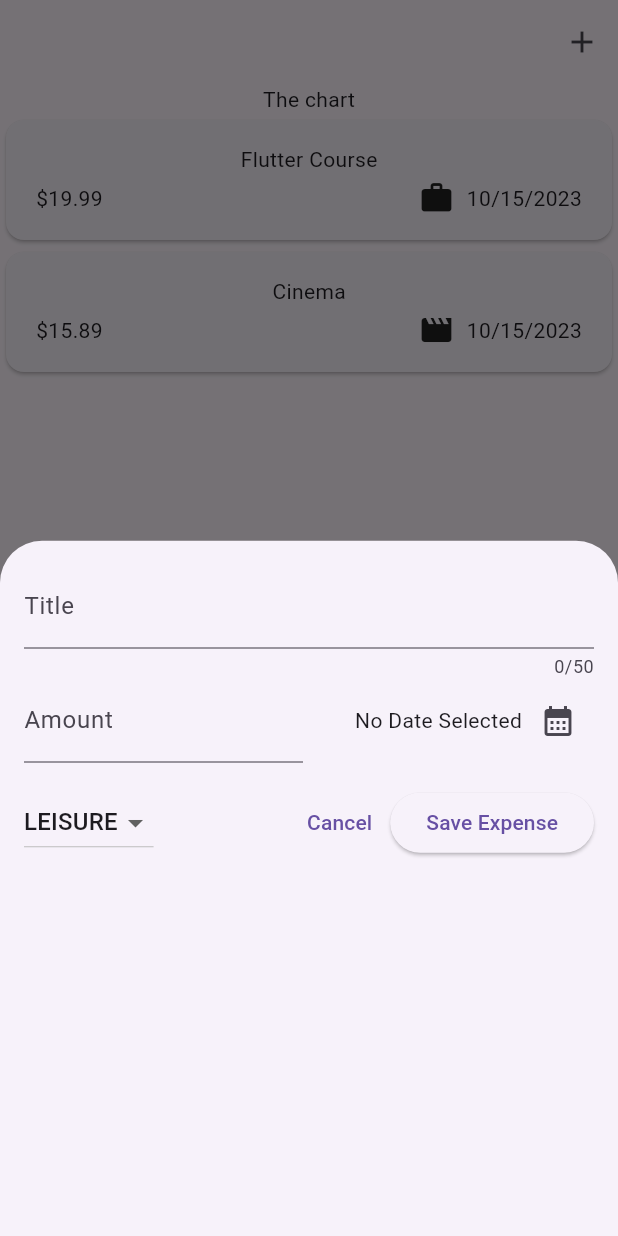
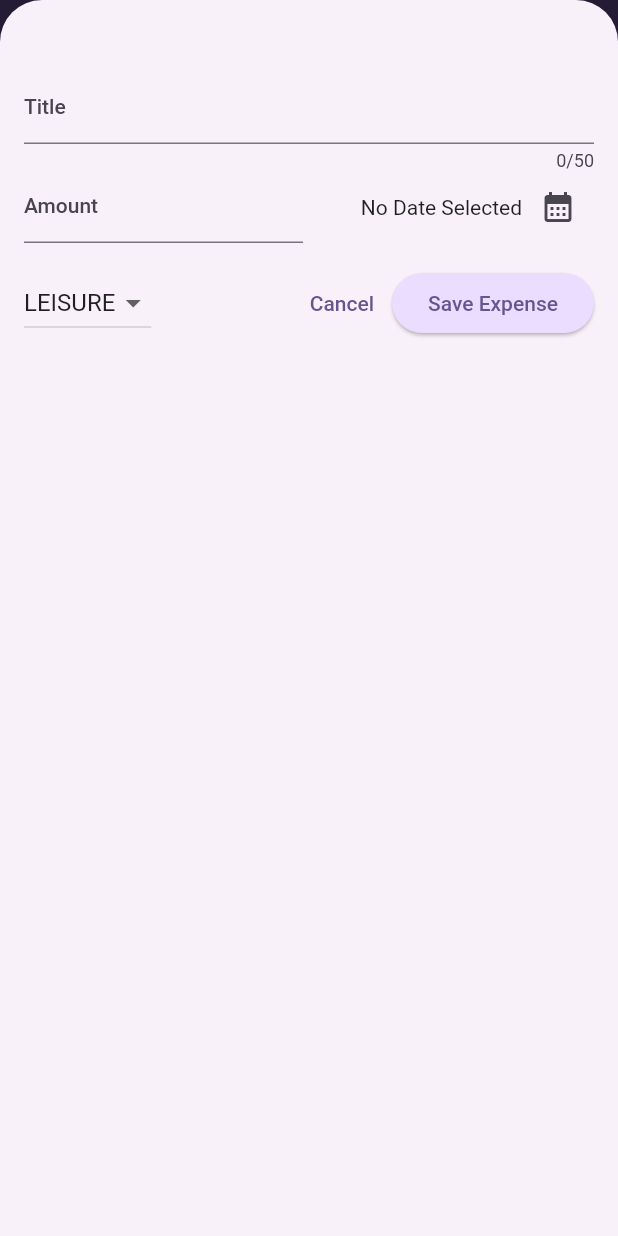
Before and after one commit to YuriOda/expense_tracker, a Flutter app: the screen it shows after launch, after a tap on the "add" icon, on a phone screen of 412 x 824 dp. Run offline on Flutter 3.47's test engine with Material 2 defaults, Android fonts, the phone set to English and light mode, and no system bars.

Commit message:
add theme

```diff
--- a/lib/main.dart
+++ b/lib/main.dart
@@ -1,10 +1,36 @@
 import 'package:flutter/material.dart';
 import 'package:expense_tracker/widgets/expenses.dart';
+
+var kColorScheme = ColorScheme.fromSeed(seedColor: Colors.deepPurple);
 
 void main() {
   runApp(
     MaterialApp(
-      theme: ThemeData(useMaterial3: true),
+      // theme: ThemeData(useMaterial3: true),
+      theme: ThemeData().copyWith(
+        useMaterial3: true,
+        // scaffoldBackgroundColor: Color.fromARGB(255, 185, 205, 210)),
+        colorScheme: kColorScheme,
+        appBarTheme: const AppBarTheme().copyWith(
+          backgroundColor: kColorScheme.onPrimaryContainer,
+          foregroundColor: kColorScheme.primaryContainer,
+        ),
+        cardTheme: const CardTheme().copyWith(
+          color: kColorScheme.secondaryContainer,
+          margin: const EdgeInsets.symmetric(horizontal: 16, vertical: 8),
+        ),
+        elevatedButtonTheme: ElevatedButtonThemeData(
+          style: ElevatedButton.styleFrom(
+              backgroundColor: kColorScheme.primaryContainer),
+        ),
+        textTheme: ThemeData().textTheme.copyWith(
+              titleLarge: TextStyle(
+                fontWeight: FontWeight.normal,
+                color: kColorScheme.onSecondaryContainer,
+                fontSize: 14,
+              ),
+            ),
+      ),
       home: const Expenses(),
     ),
   );
--- a/lib/widgets/expenses.dart
+++ b/lib/widgets/expenses.dart
@@ -27,17 +27,53 @@ class _ExpensesState extends State<Expenses> {
         category: Category.leisure)
   ];
 
+  void _addExpense(Expense expense) {
+    setState(() {
+      _registeredExpenses.add(expense);
+    });
+  }
+
+  void _removeExpense(Expense expense) {
+    final expenseIndex = _registeredExpenses.indexOf(expense);
+    setState(() {
+      _registeredExpenses.remove(expense);
+    });
+
+    ScaffoldMessenger.of(context).clearSnackBars();
+    ScaffoldMessenger.of(context).showSnackBar(SnackBar(
+      duration: const Duration(seconds: 3),
+      content: const Text("Expense deleted."),
+      action: SnackBarAction(
+        label: "Undo",
+        onPressed: () {
+          setState(() {
+            _registeredExpenses.insert(expenseIndex, expense);
+          });
+        },
+      ),
+    ));
+  }
+
   void _openAddExpenseOverlay() {
     showModalBottomSheet(
+        // isScrollControlledでモーダルの高さをフルスクリーンにする
+        isScrollControlled: true,
         context: context,
-        builder: (ctx) {
-          return const NewExpense();
-        });
+        builder: (ctx) => NewExpense(onAddExpense: _addExpense));
   }
 
   // ショートカット：build
   @override
   Widget build(BuildContext context) {
+    Widget mainContent = const Center(
+      child: Text("No expenses found. Start adding some!"),
+    );
+
+    if (_registeredExpenses.isNotEmpty) {
+      mainContent = ExpensesList(
+          expenses: _registeredExpenses, onRemoveExpense: _removeExpense);
+    }
+
     return Scaffold(
         appBar: AppBar(
           actions: [
@@ -50,7 +86,7 @@ class _ExpensesState extends State<Expenses> {
         body: Column(
           children: [
             const Text("The chart"),
-            Expanded(child: ExpensesList(expenses: _registeredExpenses)),
+            Expanded(child: mainContent),
           ],
         ));
   }
--- a/lib/widgets/expenses_list/expenses_list.dart
+++ b/lib/widgets/expenses_list/expenses_list.dart
@@ -3,13 +3,22 @@ import "package:expense_tracker/widgets/expenses_list/expense_item.dart";
 import "package:flutter/material.dart";
 
 class ExpensesList extends StatelessWidget {
-  const ExpensesList({super.key, required this.expenses});
+  const ExpensesList(
+      {super.key, required this.expenses, required this.onRemoveExpense});
 
   final List<Expense> expenses;
+  final Function onRemoveExpense;
+
   @override
   Widget build(BuildContext context) {
     return ListView.builder(
         itemCount: expenses.length,
-        itemBuilder: (ctx, index) => ExpenseItem(expenses[index]));
+        itemBuilder: (ctx, index) => Dismissible(
+              key: ValueKey(expenses[index]),
+              onDismissed: (direction) {
+                onRemoveExpense(expenses[index]);
+              },
+              child: ExpenseItem(expenses[index]),
+            ));
   }
 }
--- a/lib/widgets/new_expense.dart
+++ b/lib/widgets/new_expense.dart
@@ -1,10 +1,10 @@
-import 'dart:math';
-
 import 'package:flutter/material.dart';
 import 'package:expense_tracker/models/expense.dart';
 
 class NewExpense extends StatefulWidget {
-  const NewExpense({super.key});
+  const NewExpense({super.key, required this.onAddExpense});
+
+  final void Function(Expense expense) onAddExpense;
 
   @override
   State<StatefulWidget> createState() {
@@ -68,6 +68,14 @@ class _NewExpenseState extends State<NewExpense> {
       );
       return;
     }
+
+    widget.onAddExpense(Expense(
+        title: _titleController.text,
+        amount: enteredAmount,
+        date: _selectedDate!,
+        category: _selectedCategory));
+
+    Navigator.pop(context);
   }
 
   @override
@@ -80,7 +88,7 @@ class _NewExpenseState extends State<NewExpense> {
   @override
   Widget build(BuildContext context) {
     return Padding(
-      padding: const EdgeInsets.all(16),
+      padding: const EdgeInsets.fromLTRB(16, 48, 16, 16),
       child: Column(
         children: [
           TextField(
```
